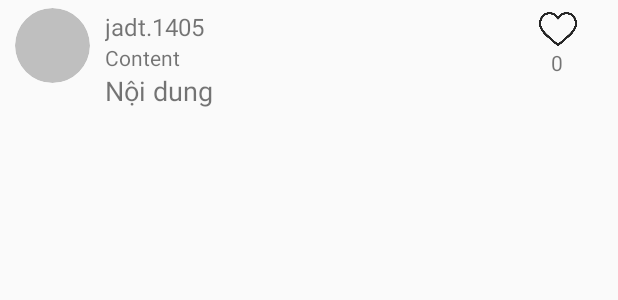
After one commit to tongthanhdat009/Android, an Android app: the layout comment_layout.xml on its own in the app's theme, with its tools: preview values and no code run, on a phone screen of 412 x 824 dp. The commit adds this screen. Shown: the top 300 px of the screen. Run offline under Robolectric (Android 15) with nearby library versions, the phone set to English and light mode, and no system bars.

Commit message:
hiển thị comment

```diff
--- a/MyApplication/app/src/main/java/com/project/myapplication/view/homeFragment.java
+++ b/MyApplication/app/src/main/java/com/project/myapplication/view/homeFragment.java
@@ -23,12 +23,8 @@ public class homeFragment extends Fragment {
     @Override
     public View onCreateView(LayoutInflater inflater, ViewGroup container, Bundle savedInstanceState) {
         View view = inflater.inflate(R.layout.fragment_home, container, false);
-
-        RecyclerView postRecyclerView = view.findViewById(R.id.post_recycler_view);
-
         homeController controller = new homeController(view);
         controller.postDiplay(userID);
-
         return view;
     }
 }
--- /dev/null
+++ b/MyApplication/app/src/main/res/layout/comment_layout.xml
@@ -0,0 +1,78 @@
+<?xml version="1.0" encoding="utf-8"?>
+<LinearLayout xmlns:android="http://schemas.android.com/apk/res/android"
+    xmlns:tools="http://schemas.android.com/tools"
+    android:layout_width="match_parent"
+    android:layout_height="match_parent"
+    xmlns:app="http://schemas.android.com/apk/res-auto"
+    android:orientation="vertical">
+    <LinearLayout
+        android:layout_width="match_parent"
+        android:layout_height="wrap_content"
+        android:layout_marginTop="5dp"
+        android:orientation="horizontal">
+
+        <ImageView
+            android:id="@+id/avatar"
+            android:clipToOutline="true"
+            android:layout_width="50dp"
+            android:layout_height="50dp"
+            android:scaleType="centerCrop"
+            android:layout_marginStart="10dp"
+            android:background="@drawable/rounded_corners" />
+
+        <LinearLayout
+            android:layout_width="299dp"
+            android:layout_height="wrap_content"
+            android:orientation="vertical">
+
+            <TextView
+                android:id="@+id/username"
+                android:layout_width="wrap_content"
+                android:layout_height="wrap_content"
+                android:layout_marginStart="10dp"
+                android:layout_marginTop="1dp"
+                android:layout_weight="8"
+                android:background="@null"
+                android:text="jadt.1405"
+                android:textSize="16sp" />
+
+            <TextView
+                android:id="@+id/time"
+                android:layout_width="wrap_content"
+                android:layout_height="wrap_content"
+                android:layout_marginStart="10dp"
+                android:text="Content"/>
+            <TextView
+                android:id="@+id/content"
+                android:layout_width="match_parent"
+                android:layout_height="wrap_content"
+                android:layout_marginStart="10dp"
+                android:textSize="18sp"
+                android:text="Nội dung"
+                />
+        </LinearLayout>
+        <LinearLayout
+            android:layout_width="wrap_content"
+            android:layout_height="wrap_content"
+            android:orientation="vertical">
+            <ImageView
+                android:id="@+id/like_comment"
+                android:layout_width="25dp"
+                android:layout_height="25dp"
+                android:contentDescription="TODO"
+                android:src="@drawable/like"
+                android:scaleType="centerInside"
+                android:layout_weight="1"
+                android:layout_marginTop="1dp"
+                android:layout_marginEnd="10dp"
+                app:tint="@color/text_primary" />
+            <TextView
+                android:layout_gravity="center"
+                android:id="@+id/likes_count"
+                android:layout_width="wrap_content"
+                android:layout_height="wrap_content"
+                android:text="0"
+                android:layout_marginEnd="5dp"/>
+        </LinearLayout>
+    </LinearLayout>
+</LinearLayout>
```
Also changed, not shown: MyApplication/app/src/main/AndroidManifest.xml (+11 -0 lines), MyApplication/app/src/main/java/com/project/myapplication/DTO/Comment.java (+12 -1 lines), MyApplication/app/src/main/java/com/project/myapplication/controller/commentController.java (added, +40 -0 lines), MyApplication/app/src/main/java/com/project/myapplication/model/CommentModel.java (added, +45 -0 lines), MyApplication/app/src/main/java/com/project/myapplication/model/PostModel.java (+7 -0 lines), MyApplication/app/src/main/java/com/project/myapplication/view/PostAdapter.java (+9 -1 lines), MyApplication/app/src/main/java/com/project/myapplication/view/commentActivity.java (added, +33 -0 lines), MyApplication/app/src/main/java/com/project/myapplication/view/commentAdapter.java (added, +65 -0 lines), MyApplication/app/src/main/res/layout/activity_comment.xml (added, +21 -0 lines).
